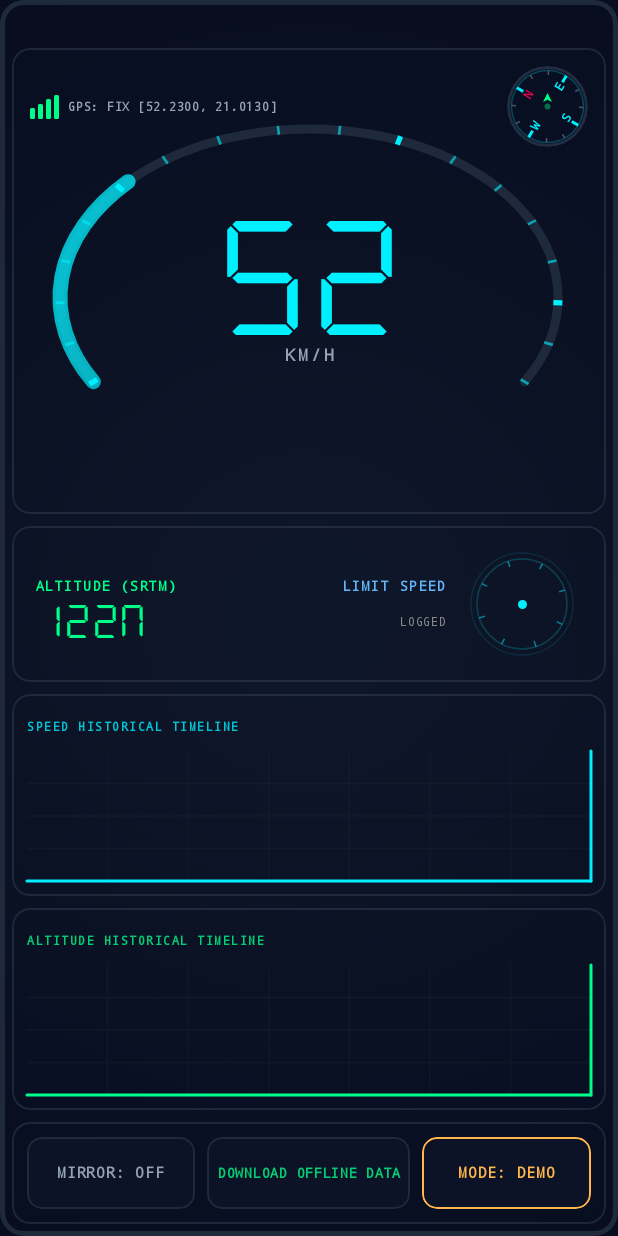
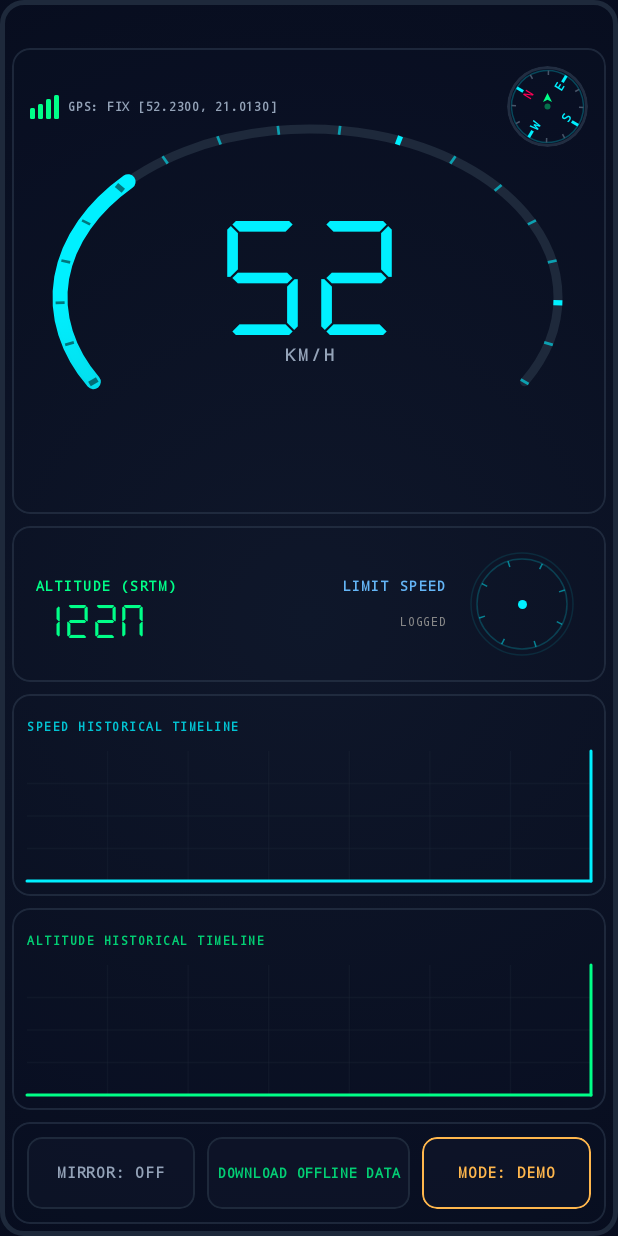
Before and after one commit to nechor/agy-hud, an Android app built with Jetpack Compose: the screen it shows after launch (MainActivity), after a tap on "MODE: REAL", on a phone screen of 412 x 824 dp. Run offline under Robolectric (Android 15) with nearby library versions, the light colour scheme and no system bars; libraries missing offline, so code that uses them is left out: com.graphhopper, com.graphhopper.config, com.graphhopper.routing, com.graphhopper.storage, com.graphhopper.util; 5 statements that could not run were skipped; 3 other taps on this screen came first.

Commit message:
Efekt inwersji (ciemniejsze kreski) dla podzialek przykrytych wskaznikiem predkosci

```diff
--- a/app/src/main/kotlin/com/offlinehud/app/MainActivity.kt
+++ b/app/src/main/kotlin/com/offlinehud/app/MainActivity.kt
@@ -748,8 +748,26 @@ fun SpeedometerGauge(
             val fillPercentage = (animatedSpeed / maxSpeedScale).coerceIn(0f, 1f)
             val activeSweep = fillPercentage * 240f
 
+             // Active neon gauge ellipse arc
+             drawArc(
+                 brush = Brush.sweepGradient(
+                     colors = listOf(
+                         speedColor.copy(alpha = 0.3f),
+                         speedColor,
+                         speedColor
+                     ),
+                     center = center
+                 ),
+                 startAngle = 150f,
+                 sweepAngle = activeSweep,
+                 useCenter = false,
+                 topLeft = topLeft,
+                 size = arcSize,
+                 style = Stroke(width = 10.dp.toPx(), cap = StrokeCap.Round)
+             )
+
              // Speedometer ticks aligned to the ellipse (0 to 170 km/h with 10 km/h intervals -> 18 ticks)
-             // Drawn BEFORE the active arc so they appear "underneath" it
+             // Drawn AFTER the active arc so they appear on top and can apply the inversion effect
              val tickCount = 18
              for (i in 0 until tickCount) {
                  val angleDeg = 150f + (i * (240f / (tickCount - 1)))
@@ -757,9 +775,18 @@ fun SpeedometerGauge(
                  val speedVal = i * 10
                  val isProminent = (speedVal == 0 || speedVal == 50 || speedVal == 100 || speedVal == 150)
 
+                 // If the tick angle is within the swept angle of the active speed, it is covered
+                 val isCovered = angleDeg <= 150f + activeSweep
+
                  val tickLength = 6.dp.toPx()
                  val tickWidth = if (isProminent) 3.5.dp.toPx() else 1.8.dp.toPx()
-                 val tickColor = if (isProminent) speedColor else speedColor.copy(alpha = 0.6f)
+
+                 // Covered ticks use a dark semi-transparent color for inversion/stencil look
+                 val tickColor = if (isCovered) {
+                     Color.Black.copy(alpha = 0.5f)
+                 } else {
+                     if (isProminent) speedColor else speedColor.copy(alpha = 0.6f)
+                 }
 
                  val halfLen = tickLength / 2
                  val aStart = a - halfLen
@@ -779,24 +806,6 @@ fun SpeedometerGauge(
                      strokeWidth = tickWidth
                  )
              }
-
-             // Active neon gauge ellipse arc
-             drawArc(
-                 brush = Brush.sweepGradient(
-                     colors = listOf(
-                         speedColor.copy(alpha = 0.3f),
-                         speedColor.copy(alpha = 0.75f),
-                         speedColor.copy(alpha = 0.75f)
-                     ),
-                     center = center
-                 ),
-                 startAngle = 150f,
-                 sweepAngle = activeSweep,
-                 useCenter = false,
-                 topLeft = topLeft,
-                 size = arcSize,
-                 style = Stroke(width = 10.dp.toPx(), cap = StrokeCap.Round)
-             )
         }
 
         Column(
```
